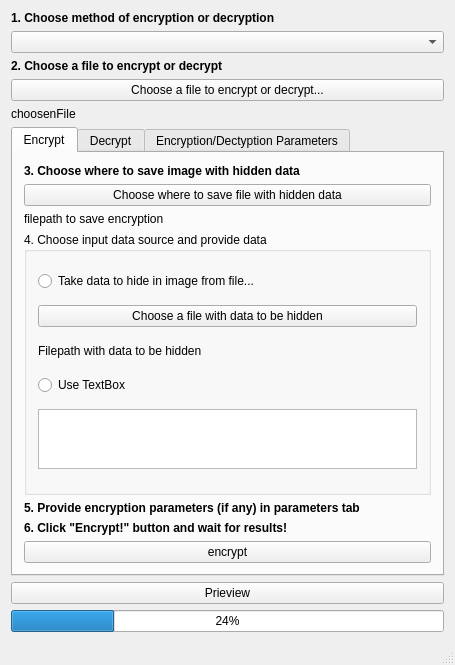
Qt form zpr_stegano.ui (ManRosKK/ZPR_STEGANO) before a commit.
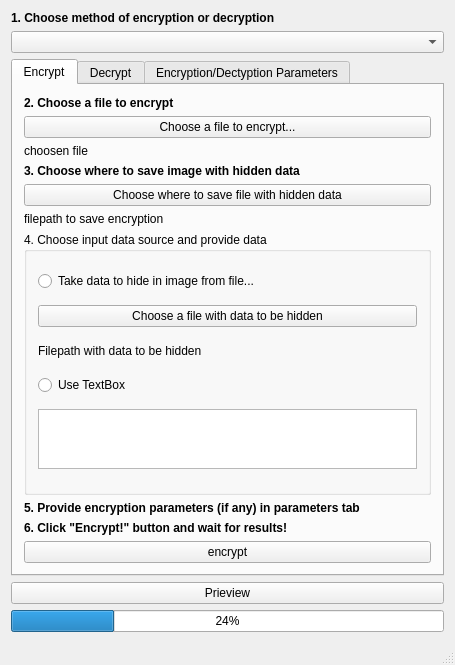
The same form after that commit. The open tabs and pages were chosen to show the change.

Commit message: Added and modified masses of comments. Implemented checking whether a method supports given filetype. Removed all warnings from compilation. Additional button for decrypt to open a file

Patch:
```diff
--- a/zpr_stegano.ui
+++ b/zpr_stegano.ui
@@ -25,33 +25,6 @@
     <item>
      <widget class="QComboBox" name="comboBox"/>
     </item>
-    <item>
-     <widget class="QLabel" name="label_2">
-      <property name="text">
-       <string>&lt;b&gt;2. Choose a file to encrypt or decrypt&lt;/b&gt;</string>
-      </property>
-     </widget>
-    </item>
-    <item>
-     <widget class="QPushButton" name="openFileButton">
-      <property name="text">
-       <string>Choose a file to encrypt or decrypt...</string>
-      </property>
-     </widget>
-    </item>
-    <item>
-     <widget class="QLabel" name="openFileLabel">
-      <property name="maximumSize">
-       <size>
-        <width>16777215</width>
-        <height>20</height>
-       </size>
-      </property>
-      <property name="text">
-       <string>choosenFile</string>
-      </property>
-     </widget>
-    </item>
     <item>
      <widget class="QTabWidget" name="tabWidget">
       <property name="minimumSize">
@@ -68,6 +41,33 @@
         <string>Encrypt</string>
        </attribute>
        <layout class="QVBoxLayout" name="verticalLayout_5">
+        <item>
+         <widget class="QLabel" name="label_2">
+          <property name="text">
+           <string>&lt;b&gt;2. Choose a file to encrypt&lt;/b&gt;</string>
+          </property>
+         </widget>
+        </item>
+        <item>
+         <widget class="QPushButton" name="openFileEncryptButton">
+          <property name="text">
+           <string>Choose a file to encrypt...</string>
+          </property>
+         </widget>
+        </item>
+        <item>
+         <widget class="QLabel" name="openFileEncryptLabel">
+          <property name="maximumSize">
+           <size>
+            <width>16777215</width>
+            <height>20</height>
+           </size>
+          </property>
+          <property name="text">
+           <string>choosen file</string>
+          </property>
+         </widget>
+        </item>
         <item>
          <widget class="QLabel" name="label_3">
           <property name="text">
```
Left out of the diff: 25 changed lines with no effect on the pictures. The commit also changes 25 other files.
